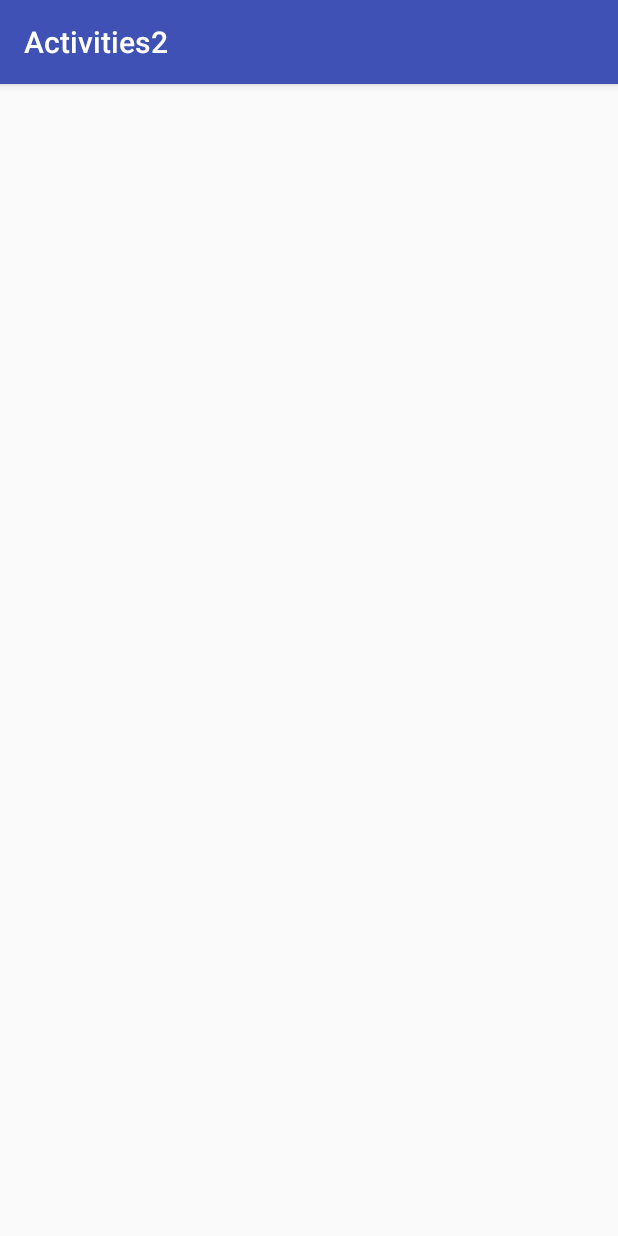
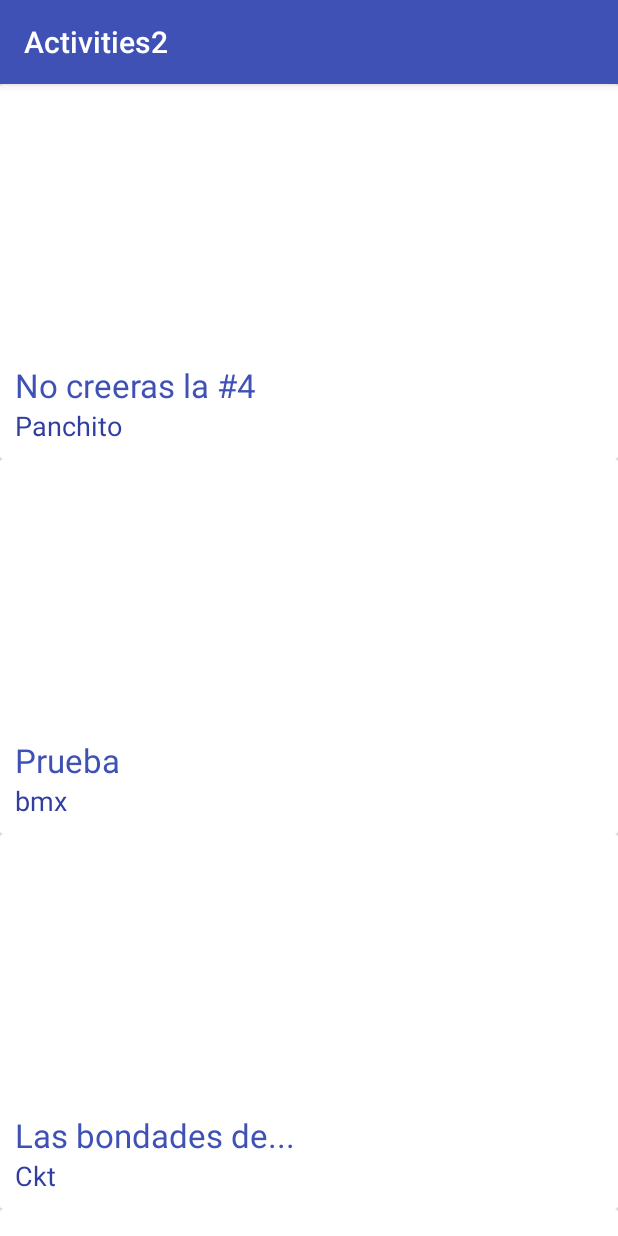
Before and after one commit to rodolfomg/activities2, an Android app: the screen it shows after launch (MainActivity), after a tap on "LOGIN", on a phone screen of 412 x 824 dp. Run offline under Robolectric (Android 15) with nearby library versions, the phone set to English and light mode, and no system bars.

Commit message:
Fix: Adds CardView dependency in gradle, and logs

```diff
--- a/app/build.gradle
+++ b/app/build.gradle
@@ -21,10 +21,11 @@ android {
 dependencies {
     implementation fileTree(dir: 'libs', include: ['*.jar'])
     implementation 'com.android.support:appcompat-v7:26.1.0'
-    implementation 'com.android.support.constraint:constraint-layout:1.0.2'
+    implementation 'com.android.support.constraint:constraint-layout:1.1.0'
     testImplementation 'junit:junit:4.12'
 
     compile 'com.android.support:recyclerview-v7:26.1.0'
+    compile 'com.android.support:cardview-v7:26.1.0'
 
     androidTestImplementation 'com.android.support.test:runner:1.0.1'
     androidTestImplementation 'com.android.support.test.espresso:espresso-core:3.0.1'
--- a/app/src/main/java/com/example/rodolfo/activities2/adapters/PostAdapterRV.java
+++ b/app/src/main/java/com/example/rodolfo/activities2/adapters/PostAdapterRV.java
@@ -2,6 +2,7 @@ package com.example.rodolfo.activities2.adapters;
 
 import android.app.Activity;
 import android.support.v7.widget.RecyclerView;
+import android.util.Log;
 import android.view.LayoutInflater;
 import android.view.View;
 import android.view.ViewGroup;
@@ -39,8 +40,11 @@ public class PostAdapterRV extends RecyclerView.Adapter<PostAdapterRV.PostViewHo
     * */
     @Override
     public PostViewHolder onCreateViewHolder(ViewGroup parent, int viewType) {
+        Log.v("recycler", "Creating a card");
+        Log.v("recycler", "resource: "+resource);
         View card = LayoutInflater.from(parent.getContext()).inflate(resource, parent, false);
 
+        Log.v("recycler", "Creating a holder");
         return new PostViewHolder(card);
     }
 
@@ -51,9 +55,12 @@ public class PostAdapterRV extends RecyclerView.Adapter<PostAdapterRV.PostViewHo
     @Override
     public void onBindViewHolder(PostViewHolder postHolder, int position) {
         Post post = posts.get(position);
+        Log.v("recycler", "Post pos: "+position+"\ttitle: "+post.getTitle()+"\tauthor: "+post.getAuthor());
 
+        Log.v("recycler", "Setting postHolder");
         postHolder.titleCard.setText(post.getTitle());
         postHolder.authorCard.setText(post.getAuthor());
+        Log.v("recycler", "postHolder setted");
     }
 
     /*
--- a/app/src/main/java/com/example/rodolfo/activities2/views/MainActivity.java
+++ b/app/src/main/java/com/example/rodolfo/activities2/views/MainActivity.java
@@ -2,10 +2,17 @@ package com.example.rodolfo.activities2.views;
 
 import android.support.v7.app.AppCompatActivity;
 import android.os.Bundle;
+import android.support.v7.widget.LinearLayoutManager;
+import android.support.v7.widget.RecyclerView;
+import android.util.Log;
 import android.widget.Toast;
 
 import com.example.rodolfo.activities2.R;
+import com.example.rodolfo.activities2.adapters.PostAdapterRV;
+import com.example.rodolfo.activities2.models.Post;
 import com.example.rodolfo.activities2.models.User;
+
+import java.util.ArrayList;
 
 public class MainActivity extends AppCompatActivity {
 
@@ -18,5 +25,37 @@ public class MainActivity extends AppCompatActivity {
         User user = bundle.getParcelable("user");
 
         Toast.makeText(this, user.getUsername(), Toast.LENGTH_LONG).show();
+
+
+        /*
+        *   Recycler View
+        * */
+        RecyclerView postList = findViewById(R.id.post_recycler_view);
+
+        // Set LinearLayoutManager -> postList
+        LinearLayoutManager manager = new LinearLayoutManager(getBaseContext());
+        manager.setOrientation(LinearLayoutManager.VERTICAL);
+
+        postList.setLayoutManager(manager);
+
+        // Set Adapter -> postList
+        Log.v("recycler", "card view: "+R.layout.cardview_post);
+        PostAdapterRV postAdapter =
+                new PostAdapterRV(getPosts(), R.layout.cardview_post, this);
+
+        Log.v("recycler", "postAdapter: "+postAdapter.toString());
+
+        postList.setAdapter(postAdapter);
+    }
+
+    public ArrayList<Post> getPosts() {
+        ArrayList<Post> posts = new ArrayList<>();
+
+        posts.add(new Post("","No creeras la #4", "Panchito"));
+        posts.add(new Post("","Prueba", "bmx"));
+        posts.add(new Post("","Las bondades de...", "Ckt"));
+        posts.add(new Post("","Como ser un...", "Luigi"));
+
+        return posts;
     }
 }
--- a/app/src/main/res/layout/activity_main.xml
+++ b/app/src/main/res/layout/activity_main.xml
@@ -6,4 +6,16 @@
     android:layout_height="match_parent"
     tools:context="com.example.rodolfo.activities2.views.MainActivity">
 
+    <LinearLayout
+        android:layout_height="match_parent"
+        android:layout_width="match_parent"
+        android:orientation="vertical">
+
+        <android.support.v7.widget.RecyclerView
+            android:id="@+id/post_recycler_view"
+            android:layout_height="match_parent"
+            android:layout_width="match_parent"/>
+
+    </LinearLayout>
+
 </android.support.constraint.ConstraintLayout>
--- /dev/null
+++ b/app/src/main/res/layout/cardview_post.xml
@@ -0,0 +1,44 @@
+<?xml version="1.0" encoding="utf-8"?>
+<android.support.v7.widget.CardView
+    xmlns:android="http://schemas.android.com/apk/res/android"
+    xmlns:app="http://schemas.android.com/apk/res-auto"
+    android:layout_width="match_parent"
+    android:layout_height="@dimen/cardview_height"
+    android:id="@+id/postCard"
+    android:fitsSystemWindows="true">
+
+    <FrameLayout
+        android:layout_height="match_parent"
+        android:layout_width="match_parent">
+
+        <ImageView
+            android:id="@+id/imageCard"
+            android:layout_height="@dimen/cardview_height"
+            android:layout_width="match_parent" />
+
+        <LinearLayout
+            android:layout_height="wrap_content"
+            android:layout_width="match_parent"
+            android:orientation="vertical"
+            android:layout_gravity="bottom"
+            android:padding="10dp">
+
+            <TextView
+                android:id="@+id/titleCard"
+                android:layout_height="wrap_content"
+                android:layout_width="match_parent"
+                android:textColor="@color/colorPrimary"
+                android:textSize="22sp"/>
+
+            <TextView
+                android:id="@+id/authorCard"
+                android:layout_height="wrap_content"
+                android:layout_width="match_parent"
+                android:textColor="@color/colorPrimaryDark"
+                android:textSize="18sp"/>
+
+        </LinearLayout>
+
+    </FrameLayout>
+
+</android.support.v7.widget.CardView>
--- /dev/null
+++ b/app/src/main/res/values/dimens.xml
@@ -0,0 +1,4 @@
+<?xml version="1.0" encoding="utf-8"?>
+<resources>
+    <dimen name="cardview_height">250dp</dimen>
+</resources>
```
